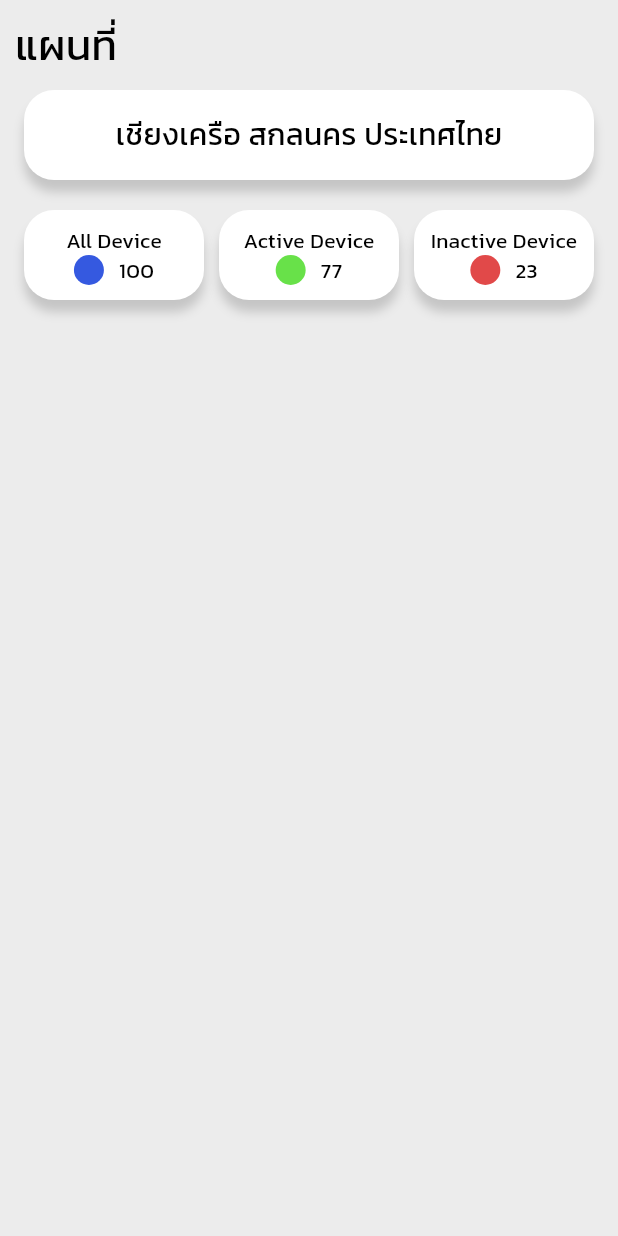
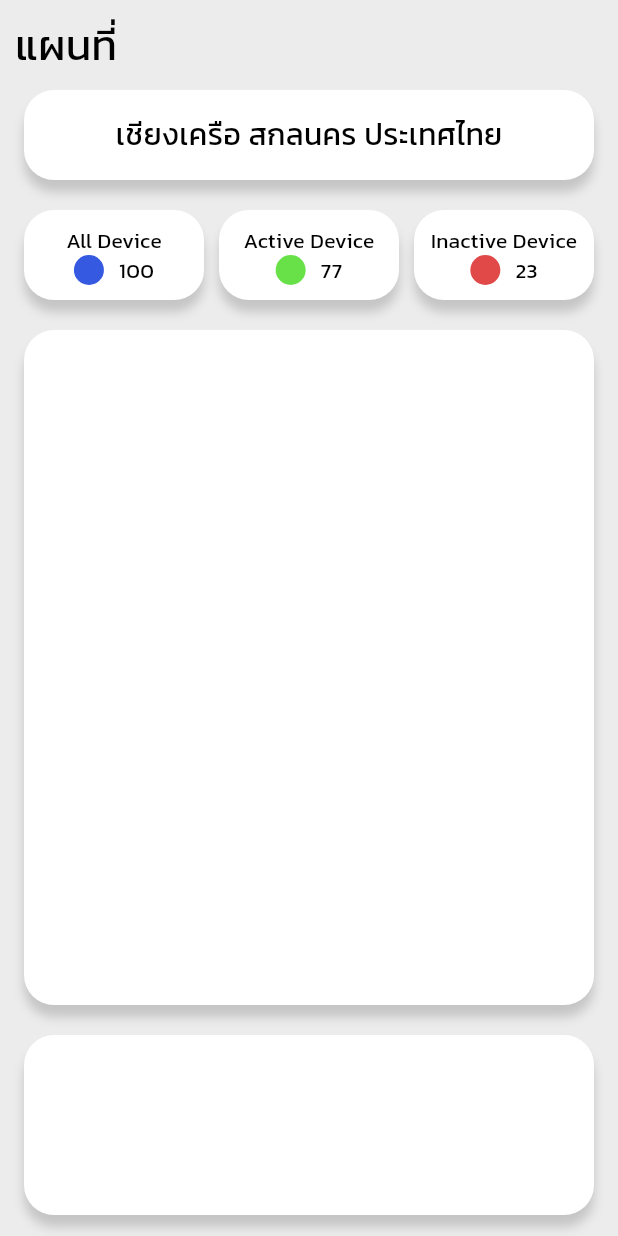
Before and after one commit to Aphiwatch/smart_city_app, a Flutter app: the MapsScreen screen opened directly, on a phone screen of 412 x 824 dp. Run offline on Flutter 3.47's test engine with Material 3 defaults, Android fonts, the phone set to English and light mode, and no system bars; our stand-ins replace carousel_slider, flutter_svg, google_nav_bar, smooth_page_indicator, syncfusion_flutter_charts.

Commit message:
update_mapspage

```diff
--- a/lib/page/maps.dart
+++ b/lib/page/maps.dart
@@ -11,7 +11,8 @@ class _MapsScreenState extends State<MapsScreen> {
   @override
   Widget build(BuildContext context) {
     return Scaffold(
-      body: Center(
+      body: SafeArea(
+        child: Center(
             child: Padding(
           padding: const EdgeInsets.all(10),
           child: Column(
@@ -159,9 +160,40 @@ class _MapsScreenState extends State<MapsScreen> {
                   ],
                 ),
               ),
+              Container(
+                decoration: BoxDecoration(
+                    color: const Color(0xFFFFFFFF),
+                    borderRadius: BorderRadius.circular(20),
+                    boxShadow: [
+                      BoxShadow(
+                        color: Colors.grey.withOpacity(0.5),
+                        blurRadius: 5,
+                        offset: const Offset(0, 8),
+                      )
+                    ]),
+                margin: const EdgeInsets.symmetric(vertical: 10),
+                height: 450,
+                width: 380,
+              ),
+              Container(
+                decoration: BoxDecoration(
+                    color: const Color(0xFFFFFFFF),
+                    borderRadius: BorderRadius.circular(20),
+                    boxShadow: [
+                      BoxShadow(
+                        color: Colors.grey.withOpacity(0.5),
+                        blurRadius: 5,
+                        offset: const Offset(0, 8),
+                      )
+                    ]),
+                margin: const EdgeInsets.symmetric(vertical: 10),
+                height: 120,
+                width: 380,
+              ),
             ],
           ),
         )),
+      ),
     );
   }
 }
```
Also changed, not shown: lib/page/static.dart (+6 -14 lines). Lines whose indentation alone changed are shown as unchanged.
